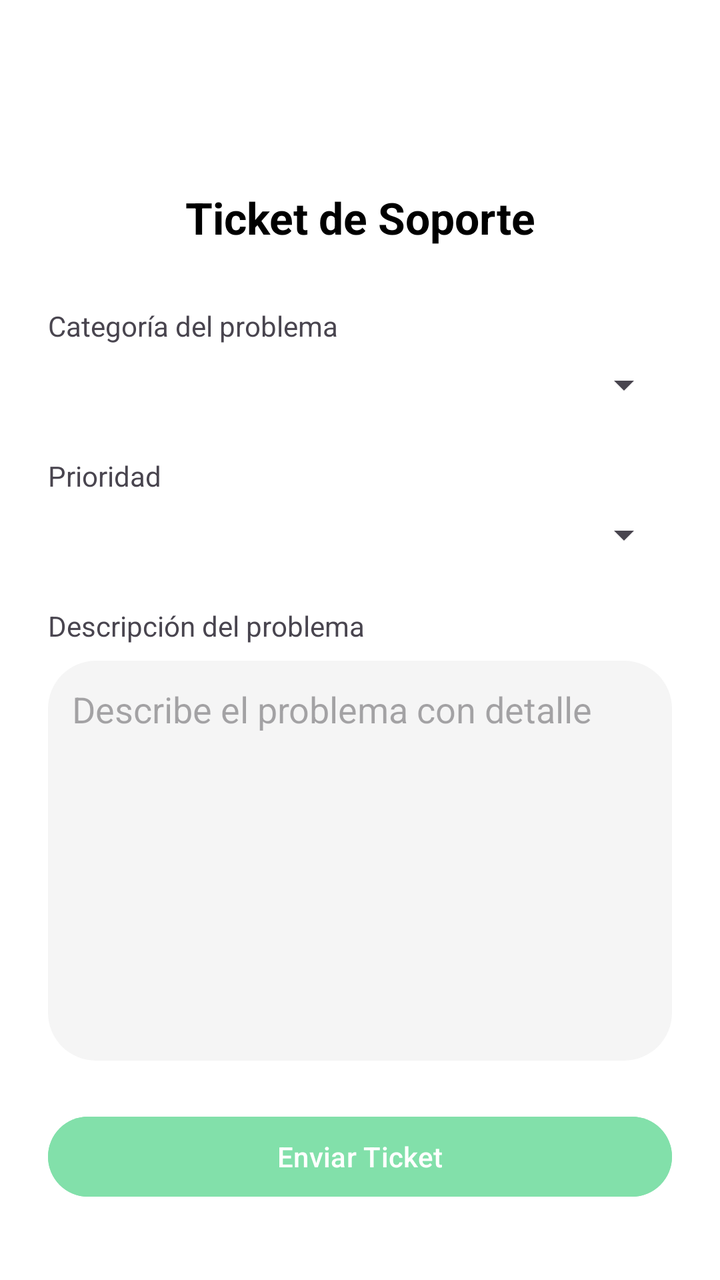
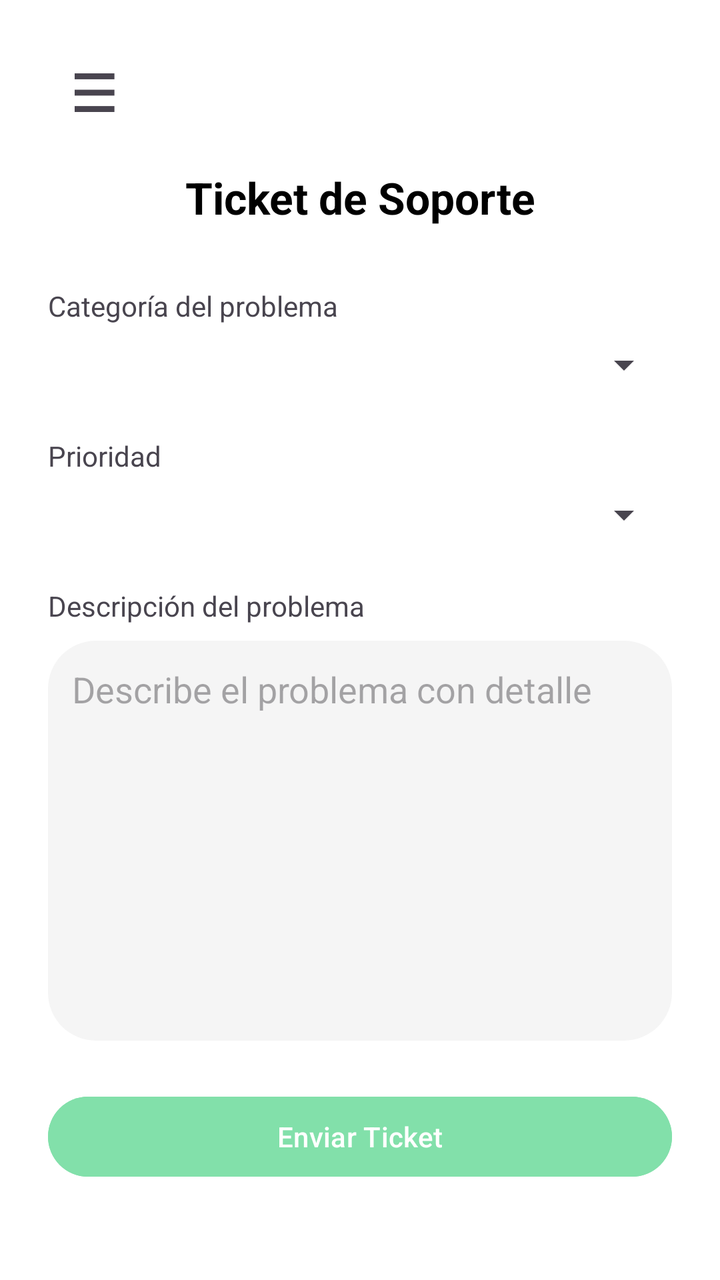

Before-and-after screenshots of an Android layout around one commit, followed by the original layout XML and the change that was made.
<!-- AndroidManifest.xml: application theme Theme.MyApplication -->
<!-- res/layout/fragment_help.xml -->
<?xml version="1.0" encoding="utf-8"?>
<ScrollView xmlns:android="http://schemas.android.com/apk/res/android"
    xmlns:app="http://schemas.android.com/apk/res-auto"
    xmlns:tools="http://schemas.android.com/tools"
    android:layout_width="match_parent"
    android:layout_height="match_parent"
    android:padding="24dp"
    android:background="@android:color/white">

    <androidx.constraintlayout.widget.ConstraintLayout
        android:layout_width="match_parent"
        android:layout_marginTop="40dp"
        android:layout_height="wrap_content">

        <TextView
            android:id="@+id/tvHelpTitle"
            android:layout_width="0dp"
            android:layout_height="wrap_content"
            android:layout_marginTop="30dp"
            android:gravity="center"
            android:text="@string/help_title"
            android:textColor="@android:color/black"
            android:textSize="22sp"
            android:textStyle="bold"
            app:layout_constraintEnd_toEndOf="parent"
            app:layout_constraintStart_toStartOf="parent"
            app:layout_constraintTop_toTopOf="parent" />

        <TextView
            android:id="@+id/tvCategoryLabel"
            android:layout_width="wrap_content"
            android:layout_height="wrap_content"
            android:layout_marginTop="30dp"
            android:text="@string/help_category"
            android:textSize="14sp"
            app:layout_constraintStart_toStartOf="parent"
            app:layout_constraintTop_toBottomOf="@id/tvHelpTitle" />

        <Spinner
            android:id="@+id/spinnerCategory"
            android:layout_width="0dp"
            android:layout_height="wrap_content"
            app:layout_constraintTop_toBottomOf="@id/tvCategoryLabel"
            app:layout_constraintStart_toStartOf="parent"
            app:layout_constraintEnd_toEndOf="parent"
            android:layout_marginTop="8dp" />

        <TextView
            android:id="@+id/tvPriorityLabel"
            android:layout_width="wrap_content"
            android:layout_height="wrap_content"
            android:layout_marginTop="24dp"
            android:text="@string/help_priority"
            android:textSize="14sp"
            app:layout_constraintStart_toStartOf="parent"
            app:layout_constraintTop_toBottomOf="@id/spinnerCategory" />

        <Spinner
            android:id="@+id/spinnerPriority"
            android:layout_width="0dp"
            android:layout_height="wrap_content"
            app:layout_constraintTop_toBottomOf="@id/tvPriorityLabel"
            app:layout_constraintStart_toStartOf="parent"
            app:layout_constraintEnd_toEndOf="parent"
            android:layout_marginTop="8dp" />

        <TextView
            android:id="@+id/tvDescriptionLabel"
            android:layout_width="wrap_content"
            android:layout_height="wrap_content"
            android:layout_marginTop="24dp"
            android:text="@string/help_desc"
            android:textSize="14sp"
            app:layout_constraintStart_toStartOf="parent"
            app:layout_constraintTop_toBottomOf="@id/spinnerPriority" />

        <EditText
            android:id="@+id/etDescription"
            android:layout_width="0dp"
            android:layout_height="200dp"
            android:layout_marginTop="8dp"
            android:background="@drawable/bg_edit_text"
            android:gravity="top|start"
            android:hint="@string/help_desc_input"
            android:inputType="textMultiLine"
            android:maxLines="10"
            android:minLines="6"
            android:overScrollMode="always"
            android:padding="12dp"
            android:scrollbars="vertical"
            android:textColor="@android:color/black"
            app:layout_constraintEnd_toEndOf="parent"
            app:layout_constraintStart_toStartOf="parent"
            app:layout_constraintTop_toBottomOf="@id/tvDescriptionLabel" />

        <Button
            android:id="@+id/btnSendTicket"
            android:layout_width="0dp"
            android:layout_height="wrap_content"
            android:layout_marginTop="24dp"
            android:backgroundTint="#82e0aa"
            android:text="@string/help_button_send"
            android:textColor="@android:color/white"
            app:layout_constraintEnd_toEndOf="parent"
            app:layout_constraintStart_toStartOf="parent"
            app:layout_constraintTop_toBottomOf="@id/etDescription" />

    </androidx.constraintlayout.widget.ConstraintLayout>
</ScrollView>
<!-- resources referenced by this layout -->
<resources>
  <!-- drawable bg_edit_text (drawable) -->
  <?xml version="1.0" encoding="utf-8"?>
  <shape xmlns:android="http://schemas.android.com/apk/res/android"
      android:shape="rectangle">
      <solid android:color="#F5F5F5"/>
      <corners android:radius="24dp"/>
      <padding android:top="4dp"
          android:left="8dp"
          android:right="8dp"
          android:bottom="4dp"/>
  </shape>
  <string name="help_button_send">Enviar Ticket</string>
  <string name="help_category">Categoría del problema</string>
  <string name="help_desc">Descripción del problema</string>
  <string name="help_desc_input">Describe el problema con detalle</string>
  <string name="help_priority">Prioridad</string>
  <string name="help_title">Ticket de Soporte</string>
  <style name="Theme.MyApplication" parent="Base.Theme.MyApplication" />
  <style name="Base.Theme.MyApplication" parent="Theme.Material3.DayNight.NoActionBar">
          
          
      </style>
</resources>

<!-- the commit's change to res/layout/fragment_help.xml (unified diff, before → after) -->
@@ -9,14 +9,14 @@
 
     <androidx.constraintlayout.widget.ConstraintLayout
         android:layout_width="match_parent"
-        android:layout_marginTop="40dp"
+        android:layout_marginTop="0dp"
         android:layout_height="wrap_content">
 
         <TextView
             android:id="@+id/tvHelpTitle"
             android:layout_width="0dp"
             android:layout_height="wrap_content"
-            android:layout_marginTop="30dp"
+            android:layout_marginTop="60dp"
             android:gravity="center"
             android:text="@string/help_title"
             android:textColor="@android:color/black"
@@ -105,5 +105,16 @@
             app:layout_constraintStart_toStartOf="parent"
             app:layout_constraintTop_toBottomOf="@id/etDescription" />
 
+        <TextView
+            android:id="@+id/btnOpenDrawer"
+            android:layout_width="52dp"
+            android:layout_height="wrap_content"
+            android:layout_marginStart="12dp"
+            android:layout_marginTop="4dp"
+            android:text="☰"
+            android:textSize="26dp"
+            android:textStyle="bold"
+            app:layout_constraintStart_toStartOf="parent"
+            app:layout_constraintTop_toTopOf="parent" />
     </androidx.constraintlayout.widget.ConstraintLayout>
 </ScrollView>
